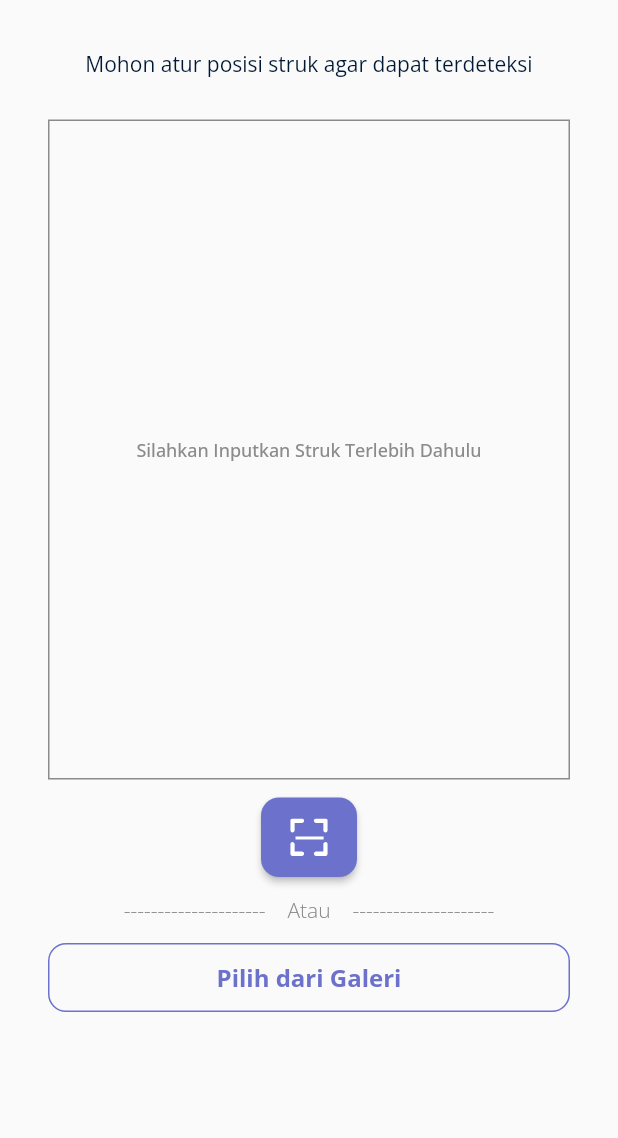
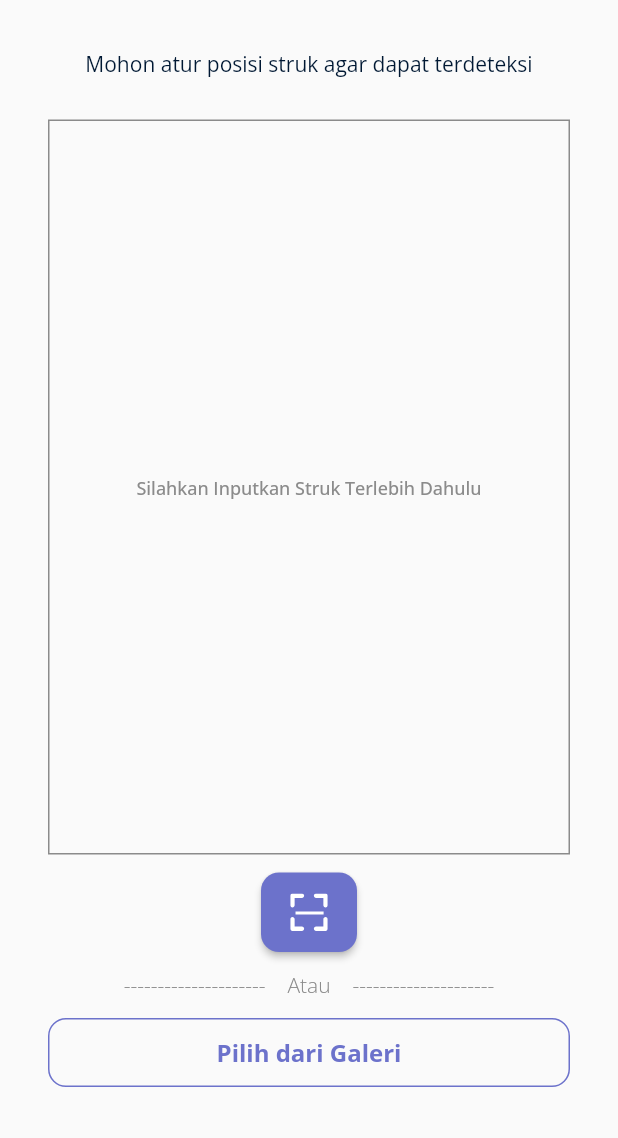
Before and after one commit to pawangdev/pawang-mobile, a Flutter app: the ScanStruk screen opened by its route, after a tap on "Pilih dari Galeri", on a phone screen of 412 x 824 dp, the part 98-1236 px from its top. Run offline on Flutter 3.47's test engine with Material 2 defaults, Android fonts, the phone set to English and light mode, and no system bars; our stand-ins replace flutter_svg, image_picker, sqflite; missing offline and left inert: google_ml_kit; accounts and stored records are empty.

Commit message:
fix layout scan struk & validasi scan struk & rename view

```diff
--- a/lib/views/ScanStruk.dart
+++ /dev/null
@@ -1,236 +0,0 @@
-import 'dart:io';
-import 'package:flutter/material.dart';
-import 'package:pawang_mobile/config/theme_constants.dart';
-import 'package:flutter_svg/flutter_svg.dart';
-import 'package:google_ml_kit/google_ml_kit.dart';
-import 'package:image_picker/image_picker.dart';
-import 'package:pawang_mobile/views/riwayat_screen.dart';
-import 'package:pawang_mobile/views/validasi_scan_screen.dart';
-
-class ScanStruk extends StatefulWidget {
-  static const String routeName = "/scan-struk";
-  const ScanStruk({Key? key}) : super(key: key);
-
-  @override
-  State<ScanStruk> createState() => _ScanStrukState();
-}
-
-class _ScanStrukState extends State<ScanStruk> {
-  XFile? _image;
-
-  final ImagePicker _picker = ImagePicker();
-
-  Future getImage(bool is_fromGal) async {
-    final XFile? image;
-    final inputImage;
-
-    if (is_fromGal) {
-      image = await _picker.pickImage(source: ImageSource.gallery);
-      inputImage = InputImage.fromFilePath(image!.path);
-    } else {
-      image = await _picker.pickImage(source: ImageSource.camera);
-      inputImage = InputImage.fromFilePath(image!.path);
-    }
-
-    if (image != null) {
-      setState(() {
-        _image = image;
-      });
-      searchTotal(inputImage);
-    }
-  }
-
-  Future searchTotal(InputImage image) async {
-    final textDetector = GoogleMlKit.vision.textDetector();
-    final RecognisedText recognisedText =
-        await textDetector.processImage(image);
-    final findTotal = <double>[];
-    double total_belanja = 0;
-    double temp;
-    int counter = 0;
-    bool found = false;
-
-    for (TextBlock block in recognisedText.blocks) {
-      for (TextLine line in block.lines) {
-        print('text : ${line.text} | corner : ${line.cornerPoints}');
-        if (line.text.contains(RegExp(r'[A-Z]')) ||
-            line.text.contains(RegExp(r'[a-z]')) ||
-            line.text.contains(RegExp(r'=')) &&
-                !line.text.contains(RegExp(r'Rp')) &&
-                !line.text.contains(RegExp(r'RP'))) {
-          counter++;
-          if (line.text.contains(RegExp(r'total')) ||
-              line.text.contains(RegExp(r'TOTAL')) &&
-                  line.text.compareTo('Subtotal') != 0 &&
-                  line.text.compareTo('SUBTOTAL') != 0) {
-            found = true;
-          }
-        } else {
-          if (found) {
-            String a = line.text.replaceAll(RegExp('[^A-Za-z0-9]'), '');
-            if (a.contains(' ')) {
-              a = a.replaceAll(RegExp(r' '), '');
-            }
-            if (a.contains('Rp') || a.contains('Rp.') || a.contains('Rp. ')) {
-              a = a.replaceAll(RegExp(r'Rp'), '');
-            } else if (a.contains('RP') ||
-                a.contains('RP.') ||
-                a.contains('RP. ')) {
-              a = a.replaceAll(RegExp(r'RP'), '');
-            }
-            if (a.compareTo('') != 0) {
-              findTotal.add(double.parse(a));
-            }
-          }
-        }
-      }
-      counter = 0;
-    }
-
-    temp = findTotal[0];
-    for (double i in findTotal) {
-      if (i >= temp) {
-        total_belanja = i;
-      } else {
-        temp = i;
-      }
-    }
-    Navigator.pushNamed(context, ValidasiScanScreen.routeName,
-        arguments: total_belanja);
-  }
-
-  @override
-  Widget build(BuildContext context) {
-    return Scaffold(
-      body: SingleChildScrollView(
-        child: SafeArea(
-          child: Padding(
-            padding: const EdgeInsets.symmetric(vertical: 33.0, horizontal: 32.0),
-            child: Column(
-              mainAxisSize: MainAxisSize.min,
-              children: [
-                Row(
-                  crossAxisAlignment: CrossAxisAlignment.center,
-                  mainAxisAlignment: MainAxisAlignment.spaceBetween,
-                  children: [
-                    InkWell(
-                      child: Container(
-                        width: 32,
-                        height: 32,
-                        padding: EdgeInsets.all(6),
-                        decoration: BoxDecoration(
-                          border: Border.all(color: kPurple),
-                          borderRadius: BorderRadius.circular(8),
-                        ),
-                        child: SvgPicture.asset(
-                          'assets/images/back_btn.svg',
-                          fit: BoxFit.cover,
-                        ),
-                      ),
-                      onTap: () {
-                        Navigator.pushNamed(context, RiwayatScreen.routeName);
-                      },
-                    ),
-                    Text(
-                      "Scan Struk",
-                      style: kOpenSans.copyWith(
-                          fontSize: 16, fontWeight: bold, color: kBlack),
-                    ),
-                    Container(
-                      width: 22,
-                      height: 32,
-                      padding: EdgeInsets.all(6),
-                    ),
-                  ],
-                ),
-                const SizedBox(
-                  height: 33,
-                ),
-                Center(
-                  child: Text(
-                    "Mohon atur posisi struk agar dapat terdeteksi",
-                    style: kOpenSans.copyWith(color: kBlack),
-                  ),
-                ),
-                const SizedBox(
-                  height: 28,
-                ),
-                // ----- BOX IMAGE -----
-                SizedBox(
-                  width: double.infinity,
-                  child: Container(
-                    child: _image != null
-                        ? Image.file(File(_image!.path))
-                        : Center(
-                            child: Text(
-                              "Silahkan Inputkan Struk Terlebih Dahulu",
-                              style: kOpenSans.copyWith(
-                                  color: kGray, fontSize: 12, fontWeight: medium),
-                            ),
-                          ),
-                    height: 440, //MediaQuery.of(context).size.height * 0.65,
-                    padding: const EdgeInsets.all(6),
-                    decoration: BoxDecoration(
-                      border: Border.all(color: kGray),
-                    ),
-                  ),
-                ),
-                const SizedBox(height: 12),
-                Flexible(
-                  fit: FlexFit.loose,
-                  child: Column(
-                    crossAxisAlignment: CrossAxisAlignment.center,
-                    mainAxisAlignment: MainAxisAlignment.spaceBetween,
-                    children: [
-                      ElevatedButton(
-                          child: SvgPicture.asset(
-                            'assets/images/scan_btn.svg',
-                            fit: BoxFit.cover,
-                          ),
-                          style: ButtonStyle(
-                              backgroundColor: MaterialStateProperty.all(kPurple),
-                              padding: MaterialStateProperty.all(
-                                  const EdgeInsets.all(14)),
-                              shape: MaterialStateProperty.all(
-                                  RoundedRectangleBorder(
-                                      borderRadius: BorderRadius.circular(12)))),
-                          onPressed: () => getImage(false)),
-                      const SizedBox(
-                        height: 12,
-                      ),
-                      Text(
-                        "---------------------    Atau    ---------------------",
-                        style: kOpenSans.copyWith(
-                            color: kGray, fontSize: 14, fontWeight: light),
-                      ),
-                      const SizedBox(
-                        height: 12,
-                      ),
-                      SizedBox(
-                          width: double.infinity,
-                          child: OutlinedButton(
-                              child: Text(
-                                "Pilih dari Galeri",
-                                style: kOpenSans.copyWith(
-                                    fontSize: 16,
-                                    fontWeight: bold,
-                                    color: kPurple),
-                              ),
-                              onPressed: () => getImage(true),
-                              style: OutlinedButton.styleFrom(
-                                  padding:
-                                      const EdgeInsets.symmetric(vertical: 12),
-                                  side: const BorderSide(color: kPurple),
-                                  shape: RoundedRectangleBorder(
-                                      borderRadius: BorderRadius.circular(12))))),
-                    ],
-                  ),
-                )
-              ],
-            ),
-          ),
-        ),
-      )
-    );
-  }
-}
--- /dev/null
+++ b/lib/views/scan_struk_screen.dart
@@ -0,0 +1,228 @@
+import 'dart:io';
+import 'package:flutter/material.dart';
+import 'package:pawang_mobile/config/theme_constants.dart';
+import 'package:flutter_svg/flutter_svg.dart';
+import 'package:google_ml_kit/google_ml_kit.dart';
+import 'package:image_picker/image_picker.dart';
+import 'package:pawang_mobile/views/riwayat_screen.dart';
+import 'package:pawang_mobile/views/validasi_scan_screen.dart';
+
+class ScanStruk extends StatefulWidget {
+  static const String routeName = "/scan-struk";
+  const ScanStruk({Key? key}) : super(key: key);
+
+  @override
+  State<ScanStruk> createState() => _ScanStrukState();
+}
+
+class _ScanStrukState extends State<ScanStruk> {
+  XFile? _image;
+  dynamic _pickImageError;
+  final ImagePicker _picker = ImagePicker();
+
+  Future getImage(bool is_fromGal) async {
+    final XFile? image;
+    final inputImage;
+
+    if (is_fromGal) {
+      try {
+        image = await _picker.pickImage(source: ImageSource.gallery);
+        inputImage = InputImage.fromFilePath(image!.path);
+        searchTotal(inputImage);
+      } catch (e) {
+        setState(() => _pickImageError = e);
+      }
+    } else {
+      try {
+        image = await _picker.pickImage(source: ImageSource.camera);
+        inputImage = InputImage.fromFilePath(image!.path);
+        searchTotal(inputImage);
+      } catch (e) {
+        setState(() => _pickImageError = e);
+      }
+    }
+  }
+
+  Future searchTotal(InputImage image) async {
+    final textDetector = GoogleMlKit.vision.textDetector();
+    final RecognisedText recognisedText =
+        await textDetector.processImage(image);
+    final findTotal = <double>[];
+    double total_belanja = 0;
+    double temp;
+    int counter = 0;
+    bool found = false;
+
+    for (TextBlock block in recognisedText.blocks) {
+      for (TextLine line in block.lines) {
+        print('text : ${line.text} | corner : ${line.cornerPoints}');
+        if (line.text.contains(RegExp(r'[A-Z]')) ||
+            line.text.contains(RegExp(r'[a-z]')) ||
+            line.text.contains(RegExp(r'=')) &&
+                !line.text.contains(RegExp(r'Rp')) &&
+                !line.text.contains(RegExp(r'RP'))) {
+          counter++;
+          if (line.text.contains(RegExp(r'total')) ||
+              line.text.contains(RegExp(r'TOTAL')) &&
+                  line.text.compareTo('Subtotal') != 0 &&
+                  line.text.compareTo('SUBTOTAL') != 0) {
+            found = true;
+          }
+        } else {
+          if (found) {
+            String a = line.text.replaceAll(RegExp('[^A-Za-z0-9]'), '');
+            if (a.contains(' ')) {
+              a = a.replaceAll(RegExp(r' '), '');
+            }
+            if (a.contains('Rp') || a.contains('Rp.') || a.contains('Rp. ')) {
+              a = a.replaceAll(RegExp(r'Rp'), '');
+            } else if (a.contains('RP') ||
+                a.contains('RP.') ||
+                a.contains('RP. ')) {
+              a = a.replaceAll(RegExp(r'RP'), '');
+            }
+            if (a.compareTo('') != 0) {
+              findTotal.add(double.parse(a));
+            }
+          }
+        }
+      }
+      counter = 0;
+    }
+
+    temp = findTotal[0];
+    for (double i in findTotal) {
+      if (i >= temp) {
+        total_belanja = i;
+      } else {
+        temp = i;
+      }
+    }
+    Navigator.pushNamed(context, ValidasiScanScreen.routeName,
+        arguments: total_belanja.toString());
+  }
+
+  @override
+  Widget build(BuildContext context) {
+    return Scaffold(
+        body: SafeArea(
+      child: Padding(
+        padding: const EdgeInsets.symmetric(vertical: 33.0, horizontal: 32.0),
+        child: Column(
+          mainAxisSize: MainAxisSize.min,
+          children: [
+            Row(
+              crossAxisAlignment: CrossAxisAlignment.center,
+              mainAxisAlignment: MainAxisAlignment.spaceBetween,
+              children: [
+                InkWell(
+                  child: Container(
+                    width: 32,
+                    height: 32,
+                    padding: EdgeInsets.all(6),
+                    decoration: BoxDecoration(
+                      border: Border.all(color: kPurple),
+                      borderRadius: BorderRadius.circular(8),
+                    ),
+                    child: SvgPicture.asset(
+                      'assets/images/back_btn.svg',
+                      fit: BoxFit.cover,
+                    ),
+                  ),
+                  onTap: () {
+                    Navigator.pushNamed(context, RiwayatScreen.routeName);
+                  },
+                ),
+                Text(
+                  "Scan Struk",
+                  style: kOpenSans.copyWith(
+                      fontSize: 16, fontWeight: bold, color: kBlack),
+                ),
+                Container(
+                  width: 22,
+                  height: 32,
+                  padding: EdgeInsets.all(6),
+                ),
+              ],
+            ),
+            const SizedBox(
+              height: 33,
+            ),
+            Center(
+              child: Text(
+                "Mohon atur posisi struk agar dapat terdeteksi",
+                style: kOpenSans.copyWith(color: kBlack),
+              ),
+            ),
+            const SizedBox(
+              height: 28,
+            ),
+            // ----- BOX IMAGE -----
+            Expanded(
+              child: Container(
+                child: _image != null
+                    ? Image.file(File(_image!.path))
+                    : Center(
+                        child: Text(
+                          "Silahkan Inputkan Struk Terlebih Dahulu",
+                          style: kOpenSans.copyWith(
+                              color: kGray, fontSize: 12, fontWeight: medium),
+                        ),
+                      ),
+                height: 440, //MediaQuery.of(context).size.height * 0.65,
+                padding: const EdgeInsets.all(6),
+                decoration: BoxDecoration(
+                  border: Border.all(color: kGray),
+                ),
+              ),
+            ),
+            const SizedBox(height: 12),
+            Column(
+              crossAxisAlignment: CrossAxisAlignment.center,
+              mainAxisAlignment: MainAxisAlignment.spaceBetween,
+              children: [
+                ElevatedButton(
+                    child: SvgPicture.asset(
+                      'assets/images/scan_btn.svg',
+                      fit: BoxFit.cover,
+                    ),
+                    style: ButtonStyle(
+                        backgroundColor: MaterialStateProperty.all(kPurple),
+                        padding:
+                            MaterialStateProperty.all(const EdgeInsets.all(14)),
+                        shape: MaterialStateProperty.all(RoundedRectangleBorder(
+                            borderRadius: BorderRadius.circular(12)))),
+                    onPressed: () => getImage(false)),
+                Container(
+                  margin: EdgeInsets.only(top: 12),
+                  child: Text(
+                    "---------------------    Atau    ---------------------",
+                    style: kOpenSans.copyWith(
+                        color: kGray, fontSize: 14, fontWeight: light),
+                  ),
+                ),
+                Container(
+                  margin: EdgeInsets.only(top: 12),
+                  child: SizedBox(
+                      width: double.infinity,
+                      child: OutlinedButton(
+                          child: Text(
+                            "Pilih dari Galeri",
+                            style: kOpenSans.copyWith(
+                                fontSize: 16, fontWeight: bold, color: kPurple),
+                          ),
+                          onPressed: () => getImage(true),
+                          style: OutlinedButton.styleFrom(
+                              padding: const EdgeInsets.symmetric(vertical: 12),
+                              side: const BorderSide(color: kPurple),
+                              shape: RoundedRectangleBorder(
+                                  borderRadius: BorderRadius.circular(12))))),
+                ),
+              ],
+            )
+          ],
+        ),
+      ),
+    ));
+  }
+}
```
Also changed, not shown: lib/main.dart (+4 -4 lines), lib/views/riwayat_screen.dart (+4 -4 lines), lib/views/validasi_scan_screen.dart (+8 -21 lines), lib/widgets/InputField.dart (+11 -5 lines), lib/views/detail_pengeluaran_screen.dart (renamed from lib/views/DetailPengeluaran.dart), lib/views/landing_screen.dart (renamed from lib/views/LandingScreen.dart), pubspec.lock.
